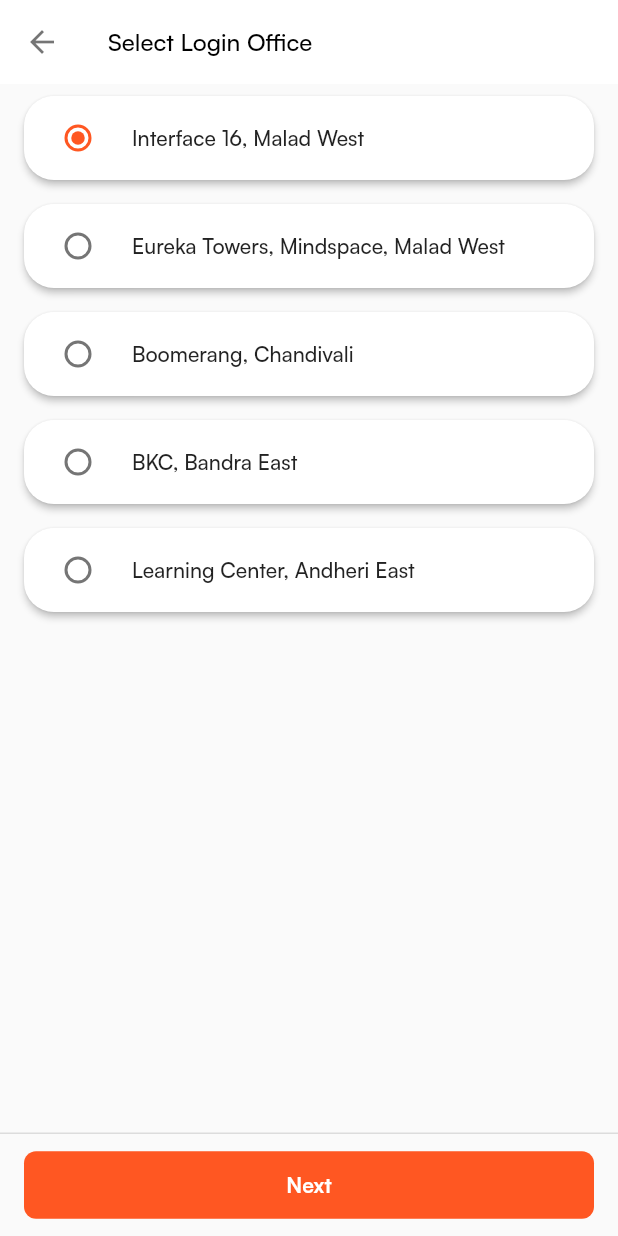
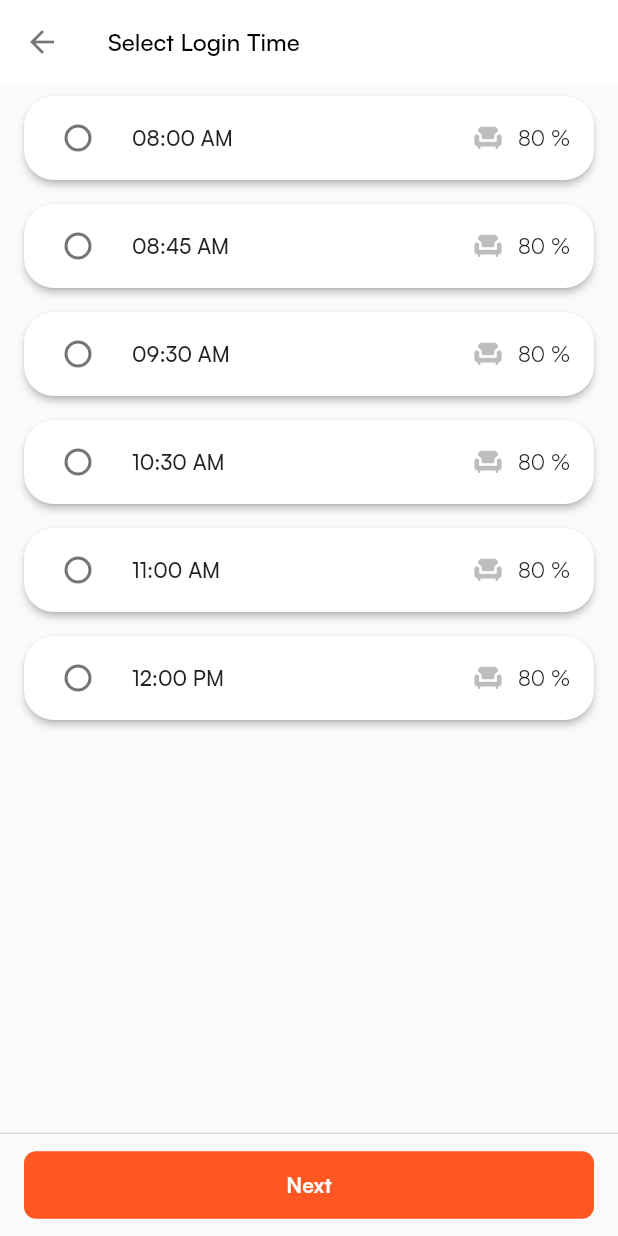
Before and after one commit to aditya3901/RideInSync-Client, a Flutter app: the ChooseOfficeScreen screen opened directly, after a tap on "Next", on a phone screen of 412 x 824 dp. Run offline on Flutter 3.47's test engine with Material 2 defaults, Android fonts, the phone set to English and light mode, and no system bars; our stand-ins replace device_info_plus, firebase_auth, firebase_core, firebase_messaging, get, get_it and 6 more; accounts and stored records are empty.

Commit message:
code refactor

```diff
--- a/lib/features/splash/controllers/splash_controller.dart
+++ b/lib/features/splash/controllers/splash_controller.dart
@@ -3,7 +3,7 @@ import 'package:get/get.dart';
 import 'package:rideinsync_client/configure_dependency.dart';
 import 'package:rideinsync_client/features/auth/docs/screens/document_screen.dart';
 import 'package:rideinsync_client/features/launch/screens/launch_screen.dart';
-import 'package:rideinsync_client/features/user/schedule_ride/screens/schedule_rides_screen.dart';
+import 'package:rideinsync_client/features/user/home/schedule_ride/screens/schedule_rides_screen.dart';
 import 'package:rideinsync_client/models/driver_model.dart';
 import 'package:rideinsync_client/models/user_model.dart';
 import 'package:rideinsync_client/services/common_auth_service.dart';
--- a/lib/features/user/choose_date/screens/book_schedule_screen.dart
+++ b/lib/features/user/booking/choose_date/screens/book_schedule_screen.dart
@@ -1,7 +1,7 @@
 import 'package:flutter/material.dart';
 import 'package:get/get.dart';
-import 'package:rideinsync_client/features/user/choose_date/controllers/date_controller.dart';
-import 'package:rideinsync_client/features/user/choose_office/screens/choose_office_screen.dart';
+import '..//controllers/date_controller.dart';
+import '../../choose_office/screens/choose_office_screen.dart';
 import 'package:table_calendar/table_calendar.dart';
 
 class BookScheduleScreen extends StatefulWidget {
--- a/lib/features/user/choose_office/screens/choose_office_screen.dart
+++ b/lib/features/user/booking/choose_office/screens/choose_office_screen.dart
@@ -1,4 +1,6 @@
 import 'package:flutter/material.dart';
+import 'package:get/get.dart';
+import '../../choose_time/screens/choose_time_screen.dart';
 
 class ChooseOfficeScreen extends StatefulWidget {
   const ChooseOfficeScreen({Key? key}) : super(key: key);
@@ -74,7 +76,9 @@ class _ChooseOfficeScreenState extends State<ChooseOfficeScreen> {
           Container(
             margin: const EdgeInsets.symmetric(horizontal: 16, vertical: 10),
             child: ElevatedButton(
-              onPressed: () {},
+              onPressed: () {
+                Get.to(() => const ChooseTimeScreen());
+              },
               style: ElevatedButton.styleFrom(
                 elevation: 0,
                 minimumSize: const Size(double.infinity, 45),
--- /dev/null
+++ b/lib/features/user/booking/choose_time/screens/choose_time_screen.dart
@@ -0,0 +1,110 @@
+import 'package:flutter/material.dart';
+
+class ChooseTimeScreen extends StatefulWidget {
+  const ChooseTimeScreen({Key? key}) : super(key: key);
+
+  @override
+  State<ChooseTimeScreen> createState() => _ChooseTimeScreenState();
+}
+
+class _ChooseTimeScreenState extends State<ChooseTimeScreen> {
+  final List<String> _items = [
+    '08:00 AM',
+    '08:45 AM',
+    '09:30 AM',
+    '10:30 AM',
+    '11:00 AM',
+    '12:00 PM',
+  ];
+  String? _selectedItem;
+
+  @override
+  Widget build(BuildContext context) {
+    return Scaffold(
+      appBar: AppBar(
+        title: const Text(
+          'Select Login Time',
+          style: TextStyle(color: Colors.black, fontSize: 16),
+        ),
+        backgroundColor: Colors.white,
+        elevation: 0,
+        foregroundColor: Colors.black54,
+      ),
+      body: Column(
+        children: [
+          Expanded(
+            child: ListView.builder(
+              itemCount: _items.length,
+              itemBuilder: (context, index) {
+                return Card(
+                  margin:
+                      const EdgeInsets.symmetric(horizontal: 16, vertical: 8),
+                  shape: RoundedRectangleBorder(
+                    borderRadius: BorderRadius.circular(20),
+                  ),
+                  elevation: 2,
+                  child: RadioListTile<String>(
+                    title: Row(
+                      mainAxisAlignment: MainAxisAlignment.spaceBetween,
+                      children: [
+                        Text(
+                          _items[index],
+                          overflow: TextOverflow.ellipsis,
+                          style: const TextStyle(
+                              fontSize: 14, fontWeight: FontWeight.w500),
+                        ),
+                        Row(
+                          mainAxisSize: MainAxisSize.min,
+                          children: const [
+                            Icon(
+                              Icons.chair_rounded,
+                              size: 20,
+                              color: Colors.black26,
+                            ),
+                            SizedBox(width: 10),
+                            Text("80 %", style: TextStyle(fontSize: 14)),
+                          ],
+                        ),
+                      ],
+                    ),
+                    value: _items[index],
+                    groupValue: _selectedItem,
+                    onChanged: (value) {
+                      setState(() {
+                        _selectedItem = value;
+                      });
+                    },
+                  ),
+                );
+              },
+            ),
+          ),
+          const Divider(
+            height: 1,
+            thickness: 1,
+          ),
+          Container(
+            margin: const EdgeInsets.symmetric(horizontal: 16, vertical: 10),
+            child: ElevatedButton(
+              onPressed: () {},
+              style: ElevatedButton.styleFrom(
+                elevation: 0,
+                minimumSize: const Size(double.infinity, 45),
+                shape: RoundedRectangleBorder(
+                  borderRadius: BorderRadius.circular(8),
+                ),
+              ),
+              child: const Text(
+                "Next",
+                style: TextStyle(
+                  color: Colors.white,
+                  fontWeight: FontWeight.bold,
+                ),
+              ),
+            ),
+          ),
+        ],
+      ),
+    );
+  }
+}
--- a/lib/features/user/schedule_ride/screens/schedule_rides_screen.dart
+++ b/lib/features/user/home/schedule_ride/screens/schedule_rides_screen.dart
@@ -1,6 +1,6 @@
 import 'package:flutter/material.dart';
 import 'package:get/get.dart';
-import 'package:rideinsync_client/features/user/choose_date/screens/book_schedule_screen.dart';
+import 'package:rideinsync_client/features/user/booking/choose_date/screens/book_schedule_screen.dart';
 import 'package:rideinsync_client/features/user/drawer/screens/user_drawer.dart';
 import '../widgets/ride_card.dart';
 
--- a/lib/features/user/schedule_ride/widgets/ride_card.dart
+++ b/lib/features/user/home/schedule_ride/widgets/ride_card.dart
@@ -1,6 +1,6 @@
 import 'package:flutter/material.dart';
-import 'package:rideinsync_client/features/user/schedule_ride/widgets/location_joiner.dart';
-import 'package:rideinsync_client/features/user/schedule_ride/widgets/ride_buttons.dart';
+import './location_joiner.dart';
+import './ride_buttons.dart';
 
 class RideCard extends StatefulWidget {
   const RideCard({Key? key}) : super(key: key);
```
Also changed, not shown: lib/features/user/booking/choose_date/controllers/date_controller.dart (renamed from lib/features/user/choose_date/controllers/date_controller.dart), lib/features/user/home/schedule_ride/controllers/rides_controller.dart (added), lib/features/user/home/schedule_ride/widgets/location_joiner.dart (renamed from lib/features/user/schedule_ride/widgets/location_joiner.dart), lib/features/user/home/schedule_ride/widgets/ride_buttons.dart (renamed from lib/features/user/schedule_ride/widgets/ride_buttons.dart), 1 other file.
